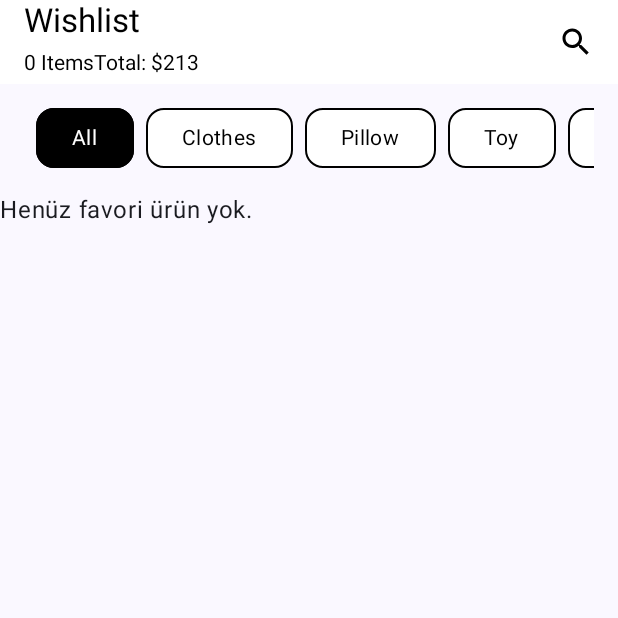
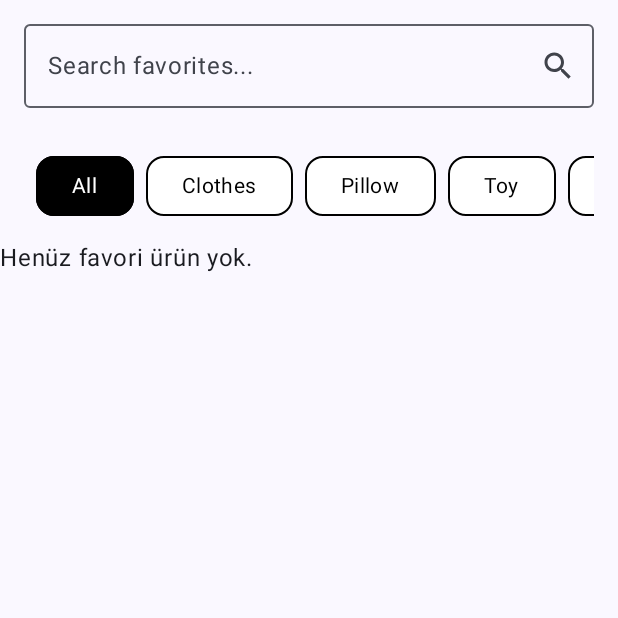
Before and after one commit to gulsenguness/FurFriends, an Android app built with Jetpack Compose: the composable FavoritesScreen shown on its own in the app's theme, after a tap on "Ara", on a phone screen of 412 x 824 dp, the top half of it. Run offline under Robolectric (Android 15) with nearby library versions, the phone set to English and light mode, and no system bars; our stand-ins replace Dagger/Hilt's generated code, Firebase (no records; nobody signed in at launch, a user with empty details on screens opened directly).

Commit message:
Added products on the favorite page to the cart with the cart icon

```diff
--- a/app/src/main/java/com/gulsenurgunes/furfriends/domain/usecase/cart/AddToCartUseCase.kt
+++ b/app/src/main/java/com/gulsenurgunes/furfriends/domain/usecase/cart/AddToCartUseCase.kt
@@ -1,11 +1,13 @@
 package com.gulsenurgunes.furfriends.domain.usecase.cart
 
+import android.util.Log
 import com.gulsenurgunes.furfriends.domain.repository.CartRepository
 import javax.inject.Inject
 
 class AddToCartUseCase @Inject constructor(
     private val repo: CartRepository
 ) {
-    suspend operator fun invoke(userId: String, productId: Int): Result<Unit> =
-        repo.addToCart(userId, productId)
+    suspend operator fun invoke(userId: String, productId: Int): Result<Unit> {
+        return repo.addToCart(userId, productId)
+    }
 }
--- a/app/src/main/java/com/gulsenurgunes/furfriends/ui/favorites/FavoriteContract.kt
+++ b/app/src/main/java/com/gulsenurgunes/furfriends/ui/favorites/FavoriteContract.kt
@@ -16,6 +16,7 @@ object FavoriteContract {
         data class DeleteFromFavorites(val productId: Int) : UiAction()
         data class LoadFavorites(val favoriteProducts: List<ProductUi>) : UiAction()
         data class AddToFavorites(val productId: Int)    : UiAction()
+        data class AddToCart(val product: ProductUi) : UiAction()
     }
 
     sealed class UiEffect {
--- a/app/src/main/java/com/gulsenurgunes/furfriends/ui/favorites/FavoriteItemCard.kt
+++ b/app/src/main/java/com/gulsenurgunes/furfriends/ui/favorites/FavoriteItemCard.kt
@@ -107,7 +107,7 @@ fun FavoriteItemCard(
                         }
                     }
                     IconButton(
-                        onClick = onAddToCartClick,
+                        onClick = { onAddToCartClick() },
                         modifier = Modifier
                             .size(36.dp)
                             .background(Color.Black, RoundedCornerShape(8.dp))
--- a/app/src/main/java/com/gulsenurgunes/furfriends/ui/favorites/FavoritesItemSection.kt
+++ b/app/src/main/java/com/gulsenurgunes/furfriends/ui/favorites/FavoritesItemSection.kt
@@ -1,7 +1,6 @@
 package com.gulsenurgunes.furfriends.ui.favorites
 
 import androidx.compose.foundation.BorderStroke
-import androidx.compose.foundation.background
 import androidx.compose.foundation.layout.Arrangement
 import androidx.compose.foundation.layout.PaddingValues
 import androidx.compose.foundation.layout.fillMaxWidth
--- a/app/src/main/java/com/gulsenurgunes/furfriends/ui/favorites/FavoritesScreen.kt
+++ b/app/src/main/java/com/gulsenurgunes/furfriends/ui/favorites/FavoritesScreen.kt
@@ -4,6 +4,7 @@ import androidx.compose.foundation.layout.Arrangement
 import androidx.compose.foundation.layout.Column
 import androidx.compose.foundation.layout.PaddingValues
 import androidx.compose.foundation.layout.Row
+import androidx.compose.foundation.layout.fillMaxWidth
 import androidx.compose.foundation.layout.padding
 import androidx.compose.foundation.lazy.grid.GridCells
 import androidx.compose.foundation.lazy.grid.LazyVerticalGrid
@@ -14,11 +15,15 @@ import androidx.compose.material3.CircularProgressIndicator
 import androidx.compose.material3.Icon
 import androidx.compose.material3.IconButton
 import androidx.compose.material3.MaterialTheme
+import androidx.compose.material3.OutlinedTextField
 import androidx.compose.material3.Scaffold
 import androidx.compose.material3.Text
 import androidx.compose.runtime.Composable
 import androidx.compose.runtime.collectAsState
 import androidx.compose.runtime.getValue
+import androidx.compose.runtime.mutableStateOf
+import androidx.compose.runtime.remember
+import androidx.compose.runtime.setValue
 import androidx.compose.ui.Modifier
 import androidx.compose.ui.tooling.preview.Preview
 import androidx.compose.ui.unit.dp
@@ -32,8 +37,29 @@ fun FavoritesScreen(
 ) {
     val uiState by viewModel.uiState.collectAsState()
     val selectedCategory by viewModel.selectedCategory.collectAsState()
-
-    Scaffold(topBar = {
+    var isSearching by remember { mutableStateOf(false) }
+    val searchQuery by viewModel.searchQuery.collectAsState()
+    Scaffold(
+        topBar = {
+            if (isSearching) {
+                OutlinedTextField(
+                    value = searchQuery,
+                    onValueChange = { viewModel.onSearchQueryChanged(it) },
+                    modifier = Modifier
+                        .fillMaxWidth()
+                        .padding(16.dp),
+                    placeholder = { Text("Search favorites...") },
+                    singleLine = true,
+                    trailingIcon = {
+                        IconButton(onClick = {
+                            isSearching = false
+                            viewModel.onSearchQueryChanged("") // Arama kutusu kapanınca temizlik
+                        }) {
+                            Icon(Icons.Default.Search, contentDescription = "Kapat")
+                        }
+                    }
+                )
+            } else {
                 TopBar(
                     title = {
                         Column {
@@ -45,12 +71,14 @@ fun FavoritesScreen(
                         }
                     },
                     actions = {
-                IconButton(onClick = { }) {
+                        IconButton(onClick = { isSearching = true }) {
                             Icon(Icons.Default.Search, contentDescription = "Ara")
                         }
                     }
                 )
-    }) { padding ->
+            }
+        }
+    ) { padding ->
         Column(modifier = Modifier.padding(padding)) {
             FavoritesItemSection(
                 selectedCategory = selectedCategory,
@@ -80,7 +108,9 @@ fun FavoritesScreen(
                             FavoriteItemCard(
                                 product = product,
                                 onRemoveClick = { viewModel.onAction(FavoriteContract.UiAction.DeleteFromFavorites(product.id)) },
-                                onAddToCartClick = {  },
+                                onAddToCartClick = {
+                                    viewModel.onAction(FavoriteContract.UiAction.AddToCart(product))
+                                },
                                 onClick = {  }
                             )
                         }
--- a/app/src/main/java/com/gulsenurgunes/furfriends/ui/favorites/FavoritesViewModel.kt
+++ b/app/src/main/java/com/gulsenurgunes/furfriends/ui/favorites/FavoritesViewModel.kt
@@ -1,8 +1,10 @@
 package com.gulsenurgunes.furfriends.ui.favorites
 
+import android.util.Log
 import androidx.lifecycle.ViewModel
 import androidx.lifecycle.viewModelScope
 import com.gulsenurgunes.furfriends.common.Resource
+import com.gulsenurgunes.furfriends.domain.usecase.cart.AddToCartUseCase
 import com.gulsenurgunes.furfriends.domain.usecase.favorites.AddToFavoriteUseCase
 import com.gulsenurgunes.furfriends.domain.usecase.favorites.ObserveFavoriteIdsUseCase
 import com.gulsenurgunes.furfriends.domain.usecase.favorites.RemoveFromFavoritesUseCase
@@ -17,19 +19,25 @@ import kotlinx.coroutines.flow.flow
 import kotlinx.coroutines.flow.update
 import kotlinx.coroutines.launch
 import javax.inject.Inject
+import javax.inject.Named
 
 @HiltViewModel
 class FavoritesViewModel @Inject constructor(
     observeFavorites: ObserveFavoriteIdsUseCase,
     private val getProducts: GetAllProductsUseCase,
     private val addToFavorites: AddToFavoriteUseCase,
-    private val removeFromFavorites: RemoveFromFavoritesUseCase
-) : ViewModel() {
+    private val removeFromFavorites: RemoveFromFavoritesUseCase,
+    private val addToCart: AddToCartUseCase,
+    @Named("userId") private val userId: String,
+    ) : ViewModel() {
     private val _uiState = MutableStateFlow(FavoriteContract.UiState())
     val uiState: StateFlow<FavoriteContract.UiState> = _uiState.asStateFlow()
+
     private val _selectedCategory = MutableStateFlow("All")
     val selectedCategory: StateFlow<String> = _selectedCategory.asStateFlow()
 
+    private val _searchQuery = MutableStateFlow("")
+    val searchQuery = _searchQuery.asStateFlow()
 
     init {
         collectFavorites(observeFavorites())
@@ -39,14 +47,16 @@ class FavoritesViewModel @Inject constructor(
         combine(
             idsFlow,
             flow { emit(getProducts("furfriends")) },
-            selectedCategory
-        ) { ids, res, category ->
+            selectedCategory,
+            searchQuery
+        ) { ids, res, category, query ->
             val allFavorites = (res as? Resource.Success)?.data.orEmpty()
                 .filter { ids.contains(it.id) }
                 .map { it.copy(isFavorite = true) }
 
-            val filtered = if (category == "All") allFavorites
-            else allFavorites.filter { it.category.equals(category, ignoreCase = true) }
+            val filtered = allFavorites
+                .filter { category == "All" || it.category.equals(category, ignoreCase = true) }
+                .filter { it.title.contains(query, ignoreCase = true) }
 
             filtered
         }.collect { list ->
@@ -64,6 +74,10 @@ class FavoritesViewModel @Inject constructor(
                 removeFromFavorites("defaultUser", action.productId.toString())
             }
 
+            is FavoriteContract.UiAction.AddToCart -> {
+                addToCart(userId, action.product.id)
+            }
+
             is FavoriteContract.UiAction.LoadFavorites -> Unit
         }
     }
@@ -71,4 +85,8 @@ class FavoritesViewModel @Inject constructor(
     fun onCategorySelected(category: String) {
         _selectedCategory.value = category
     }
+
+    fun onSearchQueryChanged(query: String) {
+        _searchQuery.value = query
+    }
 }
```
Lines whose indentation alone changed are shown as unchanged.
